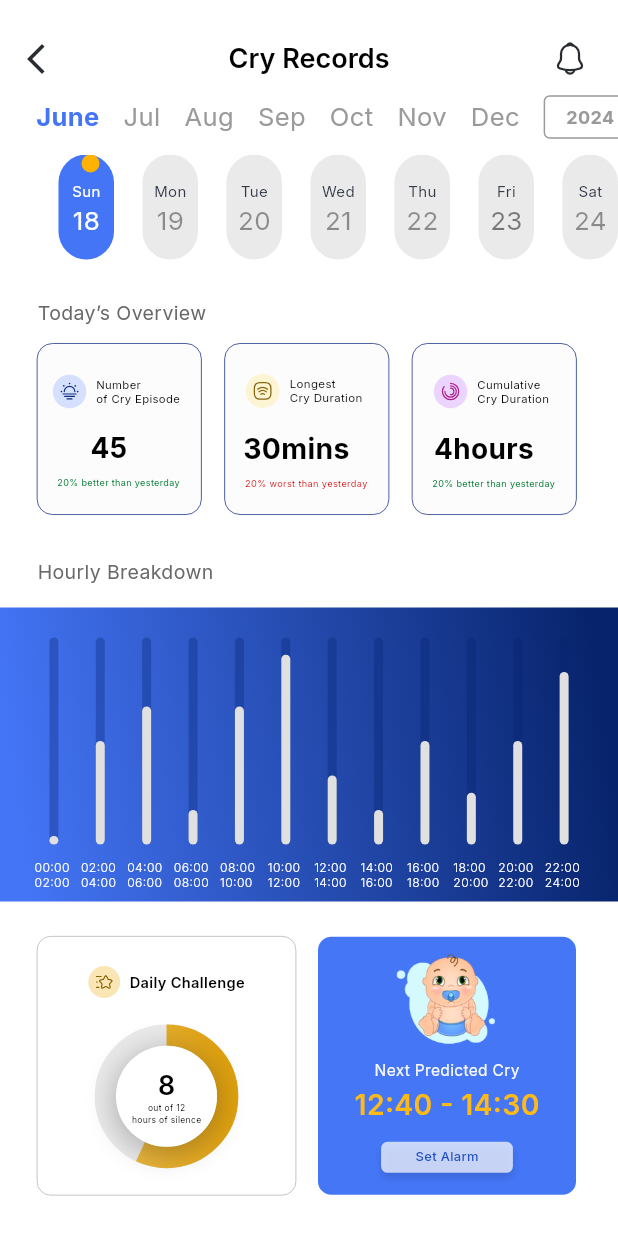
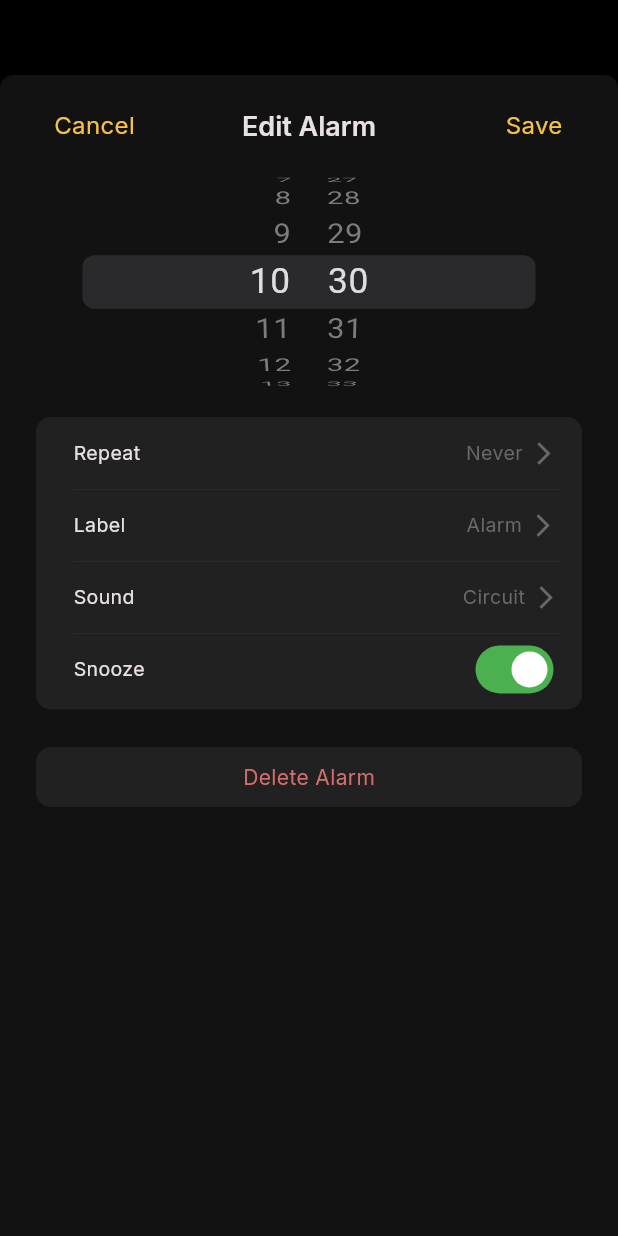
Before and after one commit to nikkieke/ubenwa_nkechi, a Flutter app: the screen it shows after launch, after a tap on "Set Alarm", on a phone screen of 412 x 824 dp. Run offline on Flutter 3.47's test engine with Material 2 defaults, Android fonts, the phone set to English and light mode, and no system bars; drawn by our look-alikes of fl_chart, percent_indicator, scrollable_positioned_list; our stand-ins replace flutter_native_splash, flutter_svg, go_router, google_fonts, hooks_riverpod, smooth_page_indicator.

Commit message:
edit alarm ui impl

```diff
--- /dev/null
+++ b/lib/app/utils/helpers/app_bottomsheet/app_bottomsheet.dart
@@ -0,0 +1,28 @@
+import 'dart:ui';
+
+import 'package:flutter/material.dart';
+
+class AppBottomSheet {
+  static Future<void> showBottomSheet(BuildContext context,
+      {required Widget widget,
+        bool isDismissible = true,
+        bool enableDrag = true,}) async {
+    await showModalBottomSheet<void>(
+        backgroundColor: Colors.black,
+        context: context,
+        barrierColor: Colors.black,
+        enableDrag: enableDrag,
+        isScrollControlled: true,
+        isDismissible: isDismissible,
+        useRootNavigator: true,
+        shape: const RoundedRectangleBorder(
+            borderRadius: BorderRadius.only(
+                topLeft: Radius.circular(15), topRight: Radius.circular(15),),),
+        builder: (BuildContext context) {
+          return BackdropFilter(
+              filter: ImageFilter.blur(sigmaX: 1, sigmaY: 1), child: widget,);
+        },);
+  }
+
+
+}
--- /dev/null
+++ b/lib/features/records/view/widgets/edit_alarm_widget.dart
@@ -0,0 +1,196 @@
+import 'package:flutter/cupertino.dart';
+import 'package:flutter/material.dart';
+
+
+class EditAlarm extends StatefulWidget {
+  const EditAlarm({
+    super.key,
+  });
+
+  @override
+  State<EditAlarm> createState() => _EditAlarmState();
+}
+
+class _EditAlarmState extends State<EditAlarm> {
+  DateTime dateTime = DateTime.now();
+  bool snoozeOn = true;
+  @override
+  Widget build(BuildContext context) {
+
+    return Padding(
+      padding: EdgeInsets.only(bottom: MediaQuery.of(context).viewInsets.bottom),
+      child: Container(
+        height: MediaQuery.of(context).size.height - 50,
+        padding: const EdgeInsets.only(left: 24, right: 24),
+        decoration: const ShapeDecoration(
+          color: Color(0xff121212),
+          shape: RoundedRectangleBorder(
+            borderRadius: BorderRadius.only(
+              topLeft: Radius.circular(9),
+              topRight: Radius.circular(9),
+            ),),),
+        child: Column(
+          children: [
+            const SizedBox(height: 10,),
+            Stack(
+              alignment: AlignmentDirectional.centerStart,
+              children: [
+                TextButton(
+                    onPressed: (){},
+                    child: Text(
+                      'Cancel',
+                      style: Theme.of(context).textTheme
+                          .bodyMedium?.copyWith(
+                          color: Theme.of(context).colorScheme.secondary,
+                          fontSize: 16,),
+                    ),
+                ),
+                Align(
+                  child: Text('Edit Alarm',
+                    style: Theme.of(context).textTheme.titleLarge?.copyWith(
+                      color: const Color(0xffe8e1e1),
+                        fontSize: 18,),),
+                ),
+                Align(
+                  alignment: Alignment.centerRight,
+                  child: TextButton(
+                    onPressed: (){},
+                    child: Text(
+                      'Save',
+                      style: Theme.of(context).textTheme
+                          .bodyMedium?.copyWith(
+                        color: Theme.of(context).colorScheme.secondary,
+                        fontSize: 16,),
+                    ),
+                  ),
+                ),
+              ],
+            ),
+            SizedBox(
+              width: double.infinity,
+              height: 160,
+              child: CupertinoTheme(
+                data: const CupertinoThemeData(
+                  brightness: Brightness.dark,
+                ),
+                child: CupertinoDatePicker(
+                  use24hFormat: true,
+                  mode: CupertinoDatePickerMode.time,
+                  initialDateTime: dateTime,
+                  onDateTimeChanged: (DateTime value) {
+                    setState(() {
+                      dateTime = value;
+                    });
+                  },
+                ),
+              ),
+            ),
+            const SizedBox(
+              height: 10,
+            ),
+            Container(
+              padding: const EdgeInsets.fromLTRB(25, 0, 15, 0),
+              height: 195,
+              width: double.maxFinite,
+              decoration: BoxDecoration(
+                color: const Color(0xff212121),
+                borderRadius: BorderRadius.circular(10),
+              ),
+              child: Column(
+                children: [
+                  const OptionsItem(title: 'Repeat', subTitle: 'Never',),
+                  const Divider(
+                    thickness: 0.1,
+                    height: 0.1,
+                    color: Color(0xff6b6868),
+                  ),
+                  const OptionsItem(title: 'Label', subTitle: 'Alarm',),
+                  const Divider(
+                    thickness: 0.1,
+                    height: 0.1,
+                    color: Color(0xff6b6868),
+                  ),
+                  const OptionsItem(title: 'Sound', subTitle: 'Circuit',),
+                  const Divider(
+                    thickness: 0.1,
+                    height: 0.1,
+                    color: Color(0xff6b6868),
+                  ),
+                  OptionsItem(title: 'Snooze', subTitle: '',
+                    item: Switch(
+                      activeColor: Colors.white,
+                      activeTrackColor: Colors.green,
+                      value: snoozeOn,
+                      onChanged: (bool value) {  },),),
+                ],
+              ),
+            ),
+            const SizedBox(
+              height: 25,
+            ),
+            Container(
+              alignment: Alignment.center,
+              height: 40,
+              width: double.maxFinite,
+              decoration: BoxDecoration(
+                color: const Color(0xff212121),
+                borderRadius: BorderRadius.circular(10),
+              ),
+              child: Text('Delete Alarm', style: Theme.of(context).textTheme
+                  .bodyMedium?.copyWith(
+                color: const Color(0xffd46e6e),
+              ),),
+            ),
+          ],
+        ),
+      ),
+    );
+  }
+}
+
+class OptionsItem extends StatelessWidget {
+  const OptionsItem({
+    required this.title, required this.subTitle, super.key, this.item,
+  });
+  final String title;
+  final String subTitle;
+  final Widget? item;
+
+  @override
+  Widget build(BuildContext context) {
+    return Row(
+      mainAxisAlignment: MainAxisAlignment.spaceBetween,
+      children: [
+        Text(title,
+          style: Theme.of(context).textTheme.bodyMedium?.copyWith(
+            color: const Color(0xffe8e1e1),
+            fontSize: 13,
+          ),
+        ),
+        item??
+        TextButton(
+          style: TextButton.styleFrom(
+            padding: EdgeInsets.zero,
+          ),
+            onPressed: (){},
+          child: Row(
+            children: [
+              Text(subTitle,
+                style: Theme.of(context).textTheme.bodyMedium?.copyWith(
+                  color: const Color(0xff6b6868),
+                  fontSize: 13,
+                ),
+              ),
+              const SizedBox(width: 5,),
+              const Icon(Icons.arrow_forward_ios,
+                color: Color(0xff6b6868),
+                size: 18,),
+            ],
+          ),
+
+
+        ),
+      ],
+    );
+  }
+}
--- a/lib/features/records/view/widgets/tracker_widget.dart
+++ b/lib/features/records/view/widgets/tracker_widget.dart
@@ -1,7 +1,9 @@
 import 'package:flutter/material.dart';
 import 'package:flutter_svg/flutter_svg.dart';
 import 'package:percent_indicator/percent_indicator.dart';
+import 'package:ubenwa_nkechi/app/utils/helpers/app_bottomsheet/app_bottomsheet.dart';
 import 'package:ubenwa_nkechi/app/utils/utils.dart';
+import 'package:ubenwa_nkechi/features/records/view/widgets/widgets.dart';
 
 class TrackerWidget extends StatelessWidget {
   const TrackerWidget({
@@ -170,7 +172,13 @@ class TrackerWidget extends StatelessWidget {
                       ),
                     ),
                     RawMaterialButton(
-                      onPressed: (){},
+                      onPressed: (){
+                        AppBottomSheet
+                            .showBottomSheet(
+                            context,
+                            widget: const EditAlarm(),
+                        );
+                      },
                       child: Container(
                         alignment: Alignment.center,
                         width: 99.13,
--- a/lib/features/records/view/widgets/widgets.dart
+++ b/lib/features/records/view/widgets/widgets.dart
@@ -1,4 +1,5 @@
 export 'package:ubenwa_nkechi/features/records/view/widgets/barchart_widget.dart';
 export 'package:ubenwa_nkechi/features/records/view/widgets/calender_timeline/calender_timeline.dart';
+export 'package:ubenwa_nkechi/features/records/view/widgets/edit_alarm_widget.dart';
 export 'package:ubenwa_nkechi/features/records/view/widgets/overview_widget.dart';
 export 'package:ubenwa_nkechi/features/records/view/widgets/tracker_widget.dart';
```
